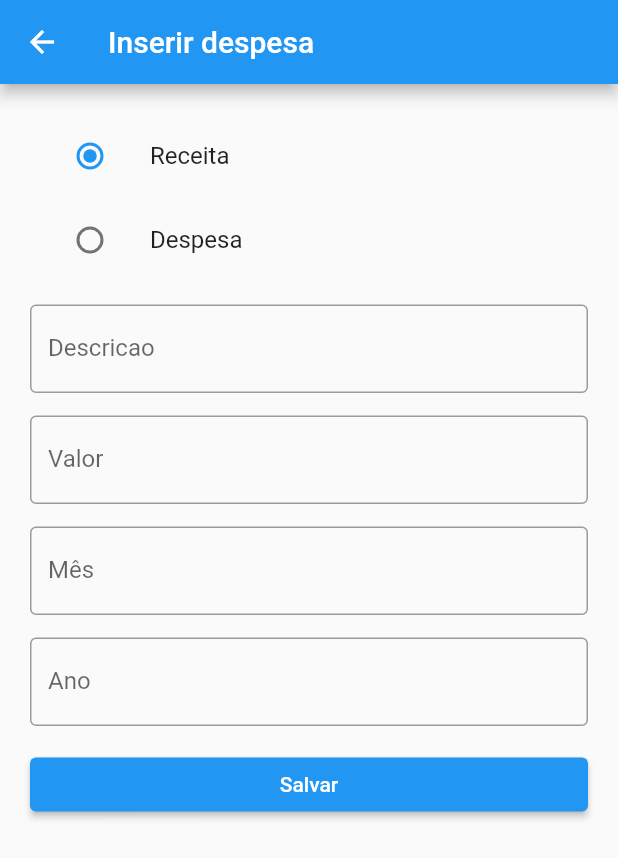
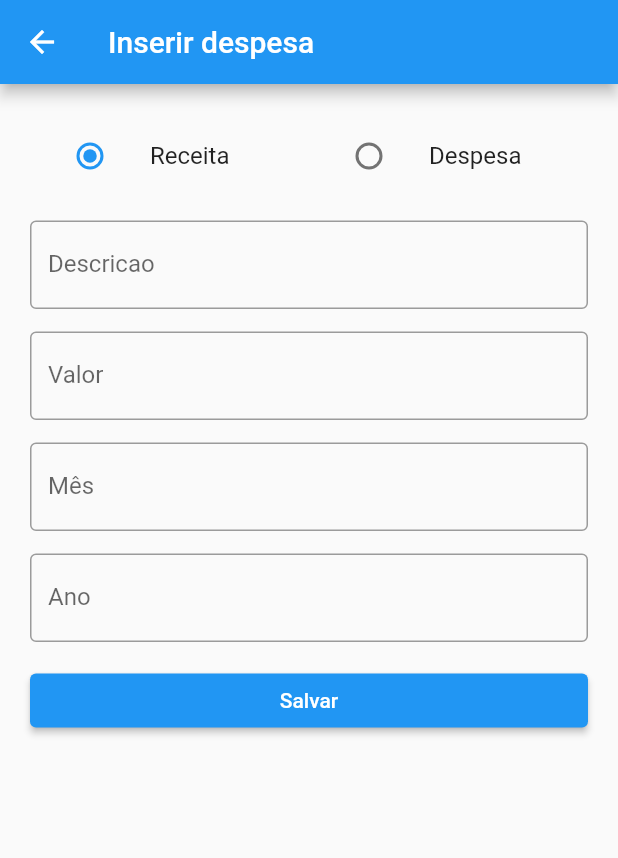
Before and after one commit to gahmorais/desafio_modulo_4_flutter, a Flutter app: the screen it shows once a user with an empty profile is signed in, after a tap on the "add" icon, on a phone screen of 412 x 824 dp. Shown: the top 858 px of the screen. Run offline on Flutter 3.47's test engine with Material 2 defaults, Android fonts, the phone set to English and light mode, and no system bars; our stand-ins replace firebase_auth, firebase_core, firebase_database; accounts and stored records are empty.

Commit message:
Refatoração do código para exibir o radio button em linha.

```diff
--- a/lib/pages/home_page.dart
+++ b/lib/pages/home_page.dart
@@ -4,6 +4,7 @@ import 'package:desafio_modulo_4/pages/insert_expense.dart';
 import 'package:desafio_modulo_4/services/AuthService.dart';
 import 'package:firebase_auth/firebase_auth.dart';
 import 'package:flutter/material.dart';
+import 'package:flutter/rendering.dart';
 
 class HomePage extends StatefulWidget {
   const HomePage({super.key});
@@ -19,7 +20,7 @@ class _HomePageState extends State<HomePage> {
 
   var monthController = TextEditingController();
   var yearController = TextEditingController();
-
+  var _showFAB = true;
   User? user;
 
   @override
@@ -57,7 +58,13 @@ class _HomePageState extends State<HomePage> {
                 icon: Icon(Icons.logout))
           ],
         ),
-        floatingActionButton: FloatingActionButton(
+        floatingActionButton: AnimatedSlide(
+          duration: Duration(milliseconds: 300),
+          offset: _showFAB ? Offset.zero : Offset(0, 2),
+          child: AnimatedOpacity(
+            duration: Duration(milliseconds: 300),
+            opacity: _showFAB ? 1 : 0,
+            child: FloatingActionButton(
               onPressed: () {
                 Navigator.of(context).push(MaterialPageRoute(
                     settings: RouteSettings(arguments: user!.uid),
@@ -65,10 +72,27 @@ class _HomePageState extends State<HomePage> {
               },
               child: Icon(Icons.add),
             ),
+          ),
+        ),
         body: Padding(
-          padding: EdgeInsets.all(20.0),
-          child: Column(
+          padding: EdgeInsets.symmetric(horizontal: 20),
+          child: NotificationListener<UserScrollNotification>(
+            onNotification: (notification) {
+              ScrollDirection direction = notification.direction;
+              setState(() {
+                if (direction == ScrollDirection.reverse) {
+                  _showFAB = false;
+                } else if (direction == ScrollDirection.forward) {
+                  _showFAB = true;
+                }
+              });
+              return true;
+            },
+            child: ListView(
               children: [
+                SizedBox(
+                  height: 20,
+                ),
                 TextField(
                   controller: monthController,
                   keyboardType: TextInputType.number,
@@ -92,6 +116,7 @@ class _HomePageState extends State<HomePage> {
                   height: 20.0,
                 ),
                 ElevatedButton(
+                    style: ElevatedButton.styleFrom(),
                     onPressed: () {
                       String month = monthController.text;
                       String year = yearController.text;
@@ -104,11 +129,14 @@ class _HomePageState extends State<HomePage> {
 
                       getFinances(month: month, year: year, userId: user!.uid);
                     },
-                  child: Text("Buscar")),
+                    child: SizedBox(
+                        width: double.infinity,
+                        child: Text(
+                          "Buscar",
+                          textAlign: TextAlign.center,
+                        ))),
                 expenses.isNotEmpty
-                  ? Expanded(
-                      child: ListView(
-                      shrinkWrap: true,
+                    ? Column(
                         children: [
                           ...expenses.map((despesa) {
                             return ListTile(
@@ -119,13 +147,30 @@ class _HomePageState extends State<HomePage> {
                             );
                           }).toList(),
                           ListTile(
-                          title: Text("Total"),
-                          trailing: Text("R\$ ${result(expenses).toStringAsFixed(2)}"),
+                            shape: RoundedRectangleBorder(
+                                borderRadius: BorderRadius.circular(20.0)),
+                            tileColor: Colors.blue.shade100,
+                            title: Text(
+                              "Total",
+                              style: TextStyle(
+                                  color: Colors.blue.shade700,
+                                  fontSize: 20.0,
+                                  fontWeight: FontWeight.bold),
+                            ),
+                            trailing: Text(
+                              "R\$ ${result(expenses).toStringAsFixed(2)}",
+                              style: TextStyle(
+                                  color: Colors.blue.shade700,
+                                  fontSize: 18,
+                                  fontWeight: FontWeight.w500),
+                            ),
+                          ),
+                          SizedBox(height: 10,)
+                        ],
                       )
-                      ],
-                    ))
                     : Text("Não há despesas")
               ],
+            ),
           ),
         ));
   }
--- a/lib/pages/insert_expense.dart
+++ b/lib/pages/insert_expense.dart
@@ -31,8 +31,13 @@ class _InsertExpenseState extends State<InsertExpense> {
       body: Padding(
         padding: EdgeInsets.all(20.0),
         child: ListView(
+          shrinkWrap: true,
           children: [
-            ListTile(
+            Row(
+              mainAxisSize: MainAxisSize.min,
+              children: [
+                Expanded(
+                  child: ListTile(
                     title: Text("Receita"),
                     leading: Radio<Types>(
                       value: Types.receita,
@@ -46,7 +51,9 @@ class _InsertExpenseState extends State<InsertExpense> {
                       },
                     ),
                   ),
-            ListTile(
+                ),
+                Expanded(
+                  child: ListTile(
                     title: Text("Despesa"),
                     leading: Radio<Types>(
                       value: Types.despesa,
@@ -59,6 +66,9 @@ class _InsertExpenseState extends State<InsertExpense> {
                         });
                       },
                     ),
+                  ),
+                ),
+              ],
             ),
             SizedBox(
               height: 15,
@@ -117,10 +127,7 @@ class _InsertExpenseState extends State<InsertExpense> {
                     return;
                   }
                   final newExpense = Despesa(
-                      descricao: description,
-                      tipo: type.toString(),
-                      valor: value);
-
+                      descricao: description, tipo: type.name, valor: value);
                   database.insertFinance(
                       year: year,
                       month: month.padLeft(2, "0"),
```
Lines whose indentation alone changed are shown as unchanged.
